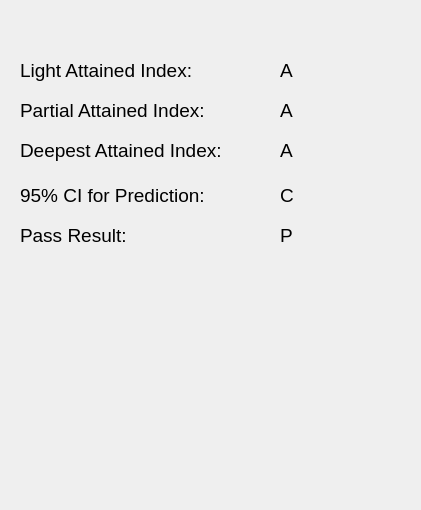
Qt form src/app/ui/resultsWidget.ui (Conoship/pias) before a commit.
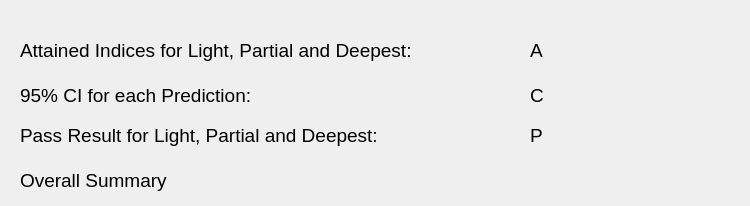
The same form after that commit.

```diff
--- a/src/app/ui/resultsWidget.ui
+++ b/src/app/ui/resultsWidget.ui
@@ -6,8 +6,8 @@
    <rect>
     <x>0</x>
     <y>0</y>
-    <width>421</width>
-    <height>510</height>
+    <width>750</width>
+    <height>206</height>
    </rect>
   </property>
   <property name="windowTitle">
@@ -17,8 +17,8 @@
    <property name="geometry">
     <rect>
      <x>20</x>
-     <y>50</y>
-     <width>241</width>
+     <y>30</y>
+     <width>491</width>
      <height>41</height>
     </rect>
    </property>
@@ -28,15 +28,15 @@
     </font>
    </property>
    <property name="text">
-    <string>Light Attained Index:</string>
+    <string>Attained Indices for Light, Partial and Deepest:</string>
    </property>
   </widget>
   <widget class="QLabel" name="predictionLabel">
    <property name="geometry">
     <rect>
      <x>20</x>
-     <y>170</y>
-     <width>241</width>
+     <y>70</y>
+     <width>491</width>
      <height>51</height>
     </rect>
    </property>
@@ -46,15 +46,15 @@
     </font>
    </property>
    <property name="text">
-    <string>95% CI for Prediction:</string>
+    <string>95% CI for each Prediction:</string>
    </property>
   </widget>
   <widget class="QLabel" name="lightPredictionLabel">
    <property name="geometry">
     <rect>
-     <x>280</x>
-     <y>50</y>
-     <width>131</width>
+     <x>530</x>
+     <y>30</y>
+     <width>201</width>
      <height>41</height>
     </rect>
    </property>
@@ -70,9 +70,9 @@
   <widget class="QLabel" name="confidence">
    <property name="geometry">
     <rect>
-     <x>280</x>
-     <y>170</y>
-     <width>131</width>
+     <x>530</x>
+     <y>70</y>
+     <width>201</width>
      <height>51</height>
     </rect>
    </property>
@@ -89,8 +89,8 @@
    <property name="geometry">
     <rect>
      <x>20</x>
-     <y>210</y>
-     <width>241</width>
+     <y>110</y>
+     <width>491</width>
      <height>51</height>
     </rect>
    </property>
@@ -100,15 +100,15 @@
     </font>
    </property>
    <property name="text">
-    <string>Pass Result:</string>
+    <string>Pass Result for Light, Partial and Deepest:</string>
    </property>
   </widget>
   <widget class="QLabel" name="passResult">
    <property name="geometry">
     <rect>
-     <x>280</x>
-     <y>210</y>
-     <width>131</width>
+     <x>530</x>
+     <y>110</y>
+     <width>201</width>
      <height>51</height>
     </rect>
    </property>
@@ -124,27 +124,9 @@
   <widget class="QLabel" name="partialPredictionLabel">
    <property name="geometry">
     <rect>
-     <x>280</x>
-     <y>90</y>
-     <width>131</width>
-     <height>41</height>
-    </rect>
-   </property>
-   <property name="font">
-    <font>
-     <pointsize>14</pointsize>
-    </font>
-   </property>
-   <property name="text">
-    <string>A</string>
-   </property>
-  </widget>
-  <widget class="QLabel" name="partialAttainedIndexLabel">
-   <property name="geometry">
-    <rect>
      <x>20</x>
-     <y>90</y>
-     <width>241</width>
+     <y>160</y>
+     <width>711</width>
      <height>41</height>
     </rect>
    </property>
@@ -154,43 +136,7 @@
     </font>
    </property>
    <property name="text">
-    <string>Partial Attained Index:</string>
-   </property>
-  </widget>
-  <widget class="QLabel" name="deepestAttainedIndexLabel">
-   <property name="geometry">
-    <rect>
-     <x>20</x>
-     <y>130</y>
-     <width>251</width>
-     <height>41</height>
-    </rect>
-   </property>
-   <property name="font">
-    <font>
-     <pointsize>14</pointsize>
-    </font>
-   </property>
-   <property name="text">
-    <string>Deepest Attained Index:</string>
-   </property>
-  </widget>
-  <widget class="QLabel" name="deepestPredictionLabel">
-   <property name="geometry">
-    <rect>
-     <x>280</x>
-     <y>130</y>
-     <width>131</width>
-     <height>41</height>
-    </rect>
-   </property>
-   <property name="font">
-    <font>
-     <pointsize>14</pointsize>
-    </font>
-   </property>
-   <property name="text">
-    <string>A</string>
+    <string>Overall Summary</string>
    </property>
   </widget>
  </widget>
```
Left out of the diff: 14 changed lines with no effect on the pictures.
